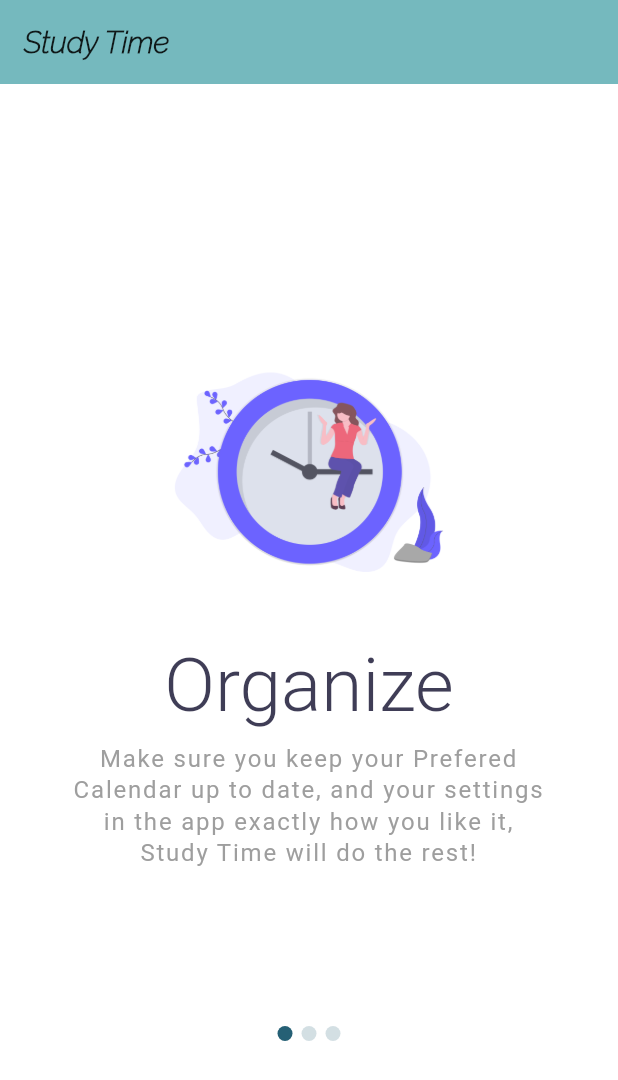
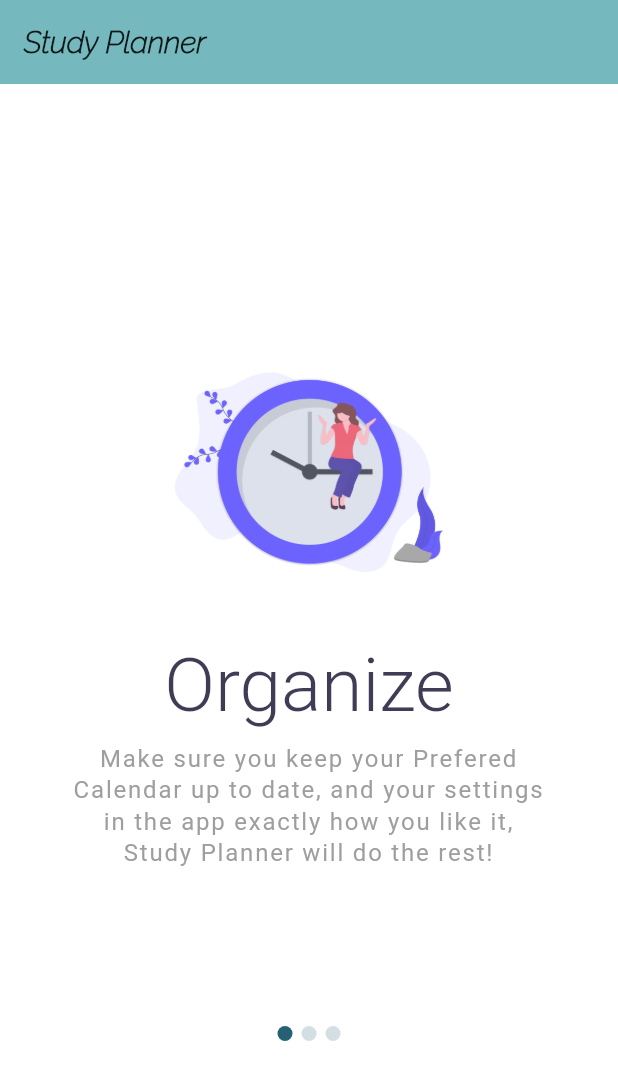
Before and after one commit to chuckinSpace/study_time, a Flutter app: the screen it shows once a user with an empty profile is signed in, on a phone screen of 412 x 824 dp. Shown: the top 1080 px of the screen. Run offline on Flutter 3.47's test engine with Material 2 defaults, Android fonts, the phone set to English and light mode, and no system bars; our stand-ins replace auto_size_text, cloud_firestore, firebase_analytics, firebase_auth, firebase_database, flutter_spinkit and 3 more; missing offline and left inert: device_calendar, firebase_admob, flutter_cupertino_date_picker, tutorial_coach_mark; accounts and stored records are empty; Roboto replaces fonts that are missing (Hind).

Commit message:
change names to study planner

```diff
--- a/lib/items.dart
+++ b/lib/items.dart
@@ -2,13 +2,13 @@ List items = [
   {
     "header": "Organize",
     "description":
-        "Make sure you keep your Prefered Calendar up to date, and your settings in the app exactly how you like it, Study Time will do the rest!",
+        "Make sure you keep your Prefered Calendar up to date, and your settings in the app exactly how you like it, Study Planner will do the rest!",
     "image": "assets/manage.png"
   },
   {
     "header": "Calendar",
     "description":
-        "Study Time will go to your selected Calendar and figure out how many sessions and when to schedule them. Finally, they will be added to your Calendar",
+        "Study Planner will go to your selected Calendar and figure out how many sessions and when to schedule them. Finally, they will be added to your Calendar",
     "image": "assets/time.png"
   },
   {
--- a/lib/screens/calendar/calendar.dart
+++ b/lib/screens/calendar/calendar.dart
@@ -140,7 +140,7 @@ class _CalendarState extends State<Calendar> with TickerProviderStateMixin {
       resizeToAvoidBottomPadding: false,
       appBar: AppBar(
         automaticallyImplyLeading: true,
-        title: Text("Study Time"),
+        title: Text("Study Planner"),
         elevation: 0,
         leading: IconButton(
           icon: Icon(
--- a/lib/screens/home/home.dart
+++ b/lib/screens/home/home.dart
@@ -207,7 +207,7 @@ class _HomeState extends State<Home> {
             )
           : Scaffold(
               appBar: AppBar(
-                title: Text("Study Time",
+                title: Text("Study Planner",
                     style: Theme.of(context).textTheme.title),
                 elevation: 0,
                 actions: <Widget>[
--- a/lib/screens/settings/settings.dart
+++ b/lib/screens/settings/settings.dart
@@ -574,7 +574,7 @@ class _SettingsState extends State<Settings> {
                   Padding(
                     padding: const EdgeInsets.only(top: 10.0),
                     child: Text(
-                      "Study time will not accomodate any sessions before morning Cut off or after Night Cut off, usually used for bed time.\nHint: \nYou can use the morning cut off to take your classes into account!\nExample: Your classes end every day around 4pm, set the morning cut off to 4pm",
+                      "Study Planner will not accomodate any sessions before morning Cut off or after Night Cut off, usually used for bed time.\nHint: \nYou can use the morning cut off to take your classes into account!\nExample: Your classes end every day around 4pm, set the morning cut off to 4pm",
                       style: TextStyle(color: Colors.white),
                     ),
                   )
@@ -606,7 +606,7 @@ class _SettingsState extends State<Settings> {
                   Padding(
                     padding: const EdgeInsets.only(top: 10.0),
                     child: Text(
-                      "Set the perfect time for you to study, Study Time will always try to set up sessions during these times as the first option.",
+                      "Set the perfect time for you to study, Study Planner will always try to set up sessions during these times as the first option.",
                       style: TextStyle(color: Colors.white),
                     ),
                   )
@@ -637,7 +637,7 @@ class _SettingsState extends State<Settings> {
                   Padding(
                     padding: const EdgeInsets.only(top: 10.0),
                     child: Text(
-                      "Select if you would rather have sessions later in the day (Night Owl). \nAfter study time tried to allocate on the sweet spot, it will try later in the night if this option is active, otherwise will try earlier in the morning.",
+                      "Select if you would rather have sessions later in the day (Night Owl). \nAfter Study Planner tried to allocate on the sweet spot, it will try later in the night if this option is active, otherwise will try earlier in the morning.",
                       style: TextStyle(color: Colors.white),
                     ),
                   )
@@ -668,7 +668,7 @@ class _SettingsState extends State<Settings> {
                   Padding(
                     padding: const EdgeInsets.only(top: 10.0),
                     child: Text(
-                      "The most important part, select here, wich one is the calendar that you use, the list showing here are your device's current calendars. Study time will retrieve events from the calendar selected to check for availability,and also will write the tests and sessions created.",
+                      "The most important part, select here, wich one is the calendar that you use, the list showing here are your device's current calendars. Study Planner will retrieve events from the calendar selected to check for availability,and also will write the tests and sessions created.",
                       style: TextStyle(color: Colors.white),
                     ),
                   )
--- a/pubspec.yaml
+++ b/pubspec.yaml
@@ -11,7 +11,7 @@ description: A new Flutter project.
 # In iOS, build-name is used as CFBundleShortVersionString while build-number used as CFBundleVersion.
 # Read more about iOS versioning at
 # https://developer.apple.com/library/archive/documentation/General/Reference/InfoPlistKeyReference/Articles/CoreFoundationKeys.html
-version: 1.0.6+6
+version: 1.0.6+7
 
 environment:
   sdk: ">=2.1.0 <3.0.0"
```
